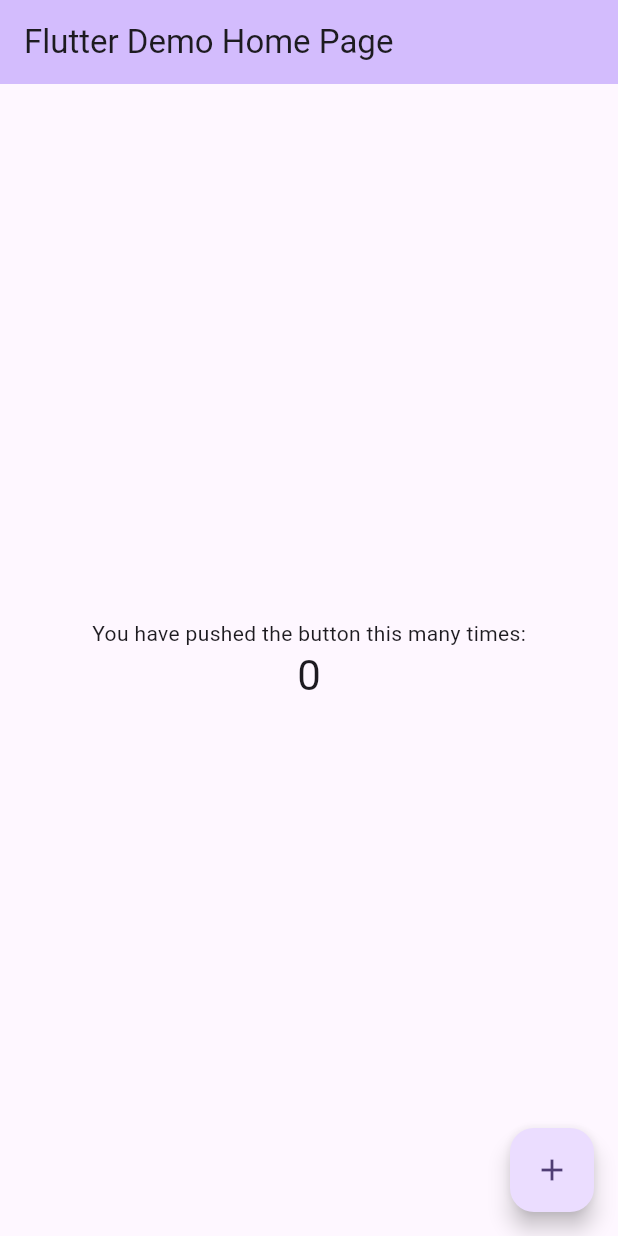
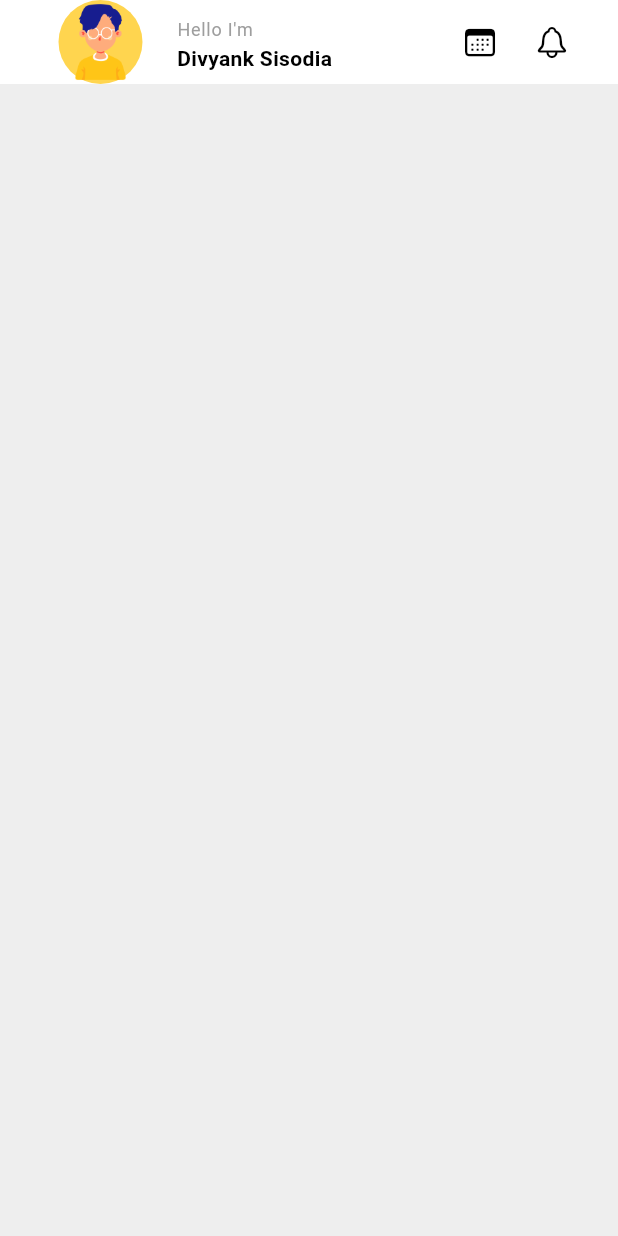
Before and after one commit to DivyankSisodia/todoApp, a Flutter app: the screen it shows after launch, on a phone screen of 412 x 824 dp. Run offline on Flutter 3.47's test engine with Material 3 defaults, Android fonts, the phone set to English and light mode, and no system bars.

Commit message:
created appbar

```diff
--- a/lib/main.dart
+++ b/lib/main.dart
@@ -1,3 +1,4 @@
+import 'package:flutter/cupertino.dart';
 import 'package:flutter/material.dart';
 
 void main() {
@@ -12,114 +13,62 @@ class MyApp extends StatelessWidget {
   Widget build(BuildContext context) {
     return MaterialApp(
       title: 'Flutter Demo',
-      theme: ThemeData(
-        // This is the theme of your application.
-        //
-        // TRY THIS: Try running your application with "flutter run". You'll see
-        // the application has a purple toolbar. Then, without quitting the app,
-        // try changing the seedColor in the colorScheme below to Colors.green
-        // and then invoke "hot reload" (save your changes or press the "hot
-        // reload" button in a Flutter-supported IDE, or press "r" if you used
-        // the command line to start the app).
-        //
-        // Notice that the counter didn't reset back to zero; the application
-        // state is not lost during the reload. To reset the state, use hot
-        // restart instead.
-        //
-        // This works for code too, not just values: Most code changes can be
-        // tested with just a hot reload.
-        colorScheme: ColorScheme.fromSeed(seedColor: Colors.deepPurple),
-        useMaterial3: true,
-      ),
-      home: const MyHomePage(title: 'Flutter Demo Home Page'),
+      theme: ThemeData(),
+      home: const HomePage(),
     );
   }
 }
 
-class MyHomePage extends StatefulWidget {
-  const MyHomePage({super.key, required this.title});
-
-  // This widget is the home page of your application. It is stateful, meaning
-  // that it has a State object (defined below) that contains fields that affect
-  // how it looks.
-
-  // This class is the configuration for the state. It holds the values (in this
-  // case the title) provided by the parent (in this case the App widget) and
-  // used by the build method of the State. Fields in a Widget subclass are
-  // always marked "final".
-
-  final String title;
-
-  @override
-  State<MyHomePage> createState() => _MyHomePageState();
-}
-
-class _MyHomePageState extends State<MyHomePage> {
-  int _counter = 0;
-
-  void _incrementCounter() {
-    setState(() {
-      // This call to setState tells the Flutter framework that something has
-      // changed in this State, which causes it to rerun the build method below
-      // so that the display can reflect the updated values. If we changed
-      // _counter without calling setState(), then the build method would not be
-      // called again, and so nothing would appear to happen.
-      _counter++;
-    });
-  }
+class HomePage extends StatelessWidget {
+  const HomePage({super.key});
 
   @override
   Widget build(BuildContext context) {
-    // This method is rerun every time setState is called, for instance as done
-    // by the _incrementCounter method above.
-    //
-    // The Flutter framework has been optimized to make rerunning build methods
-    // fast, so that you can just rebuild anything that needs updating rather
-    // than having to individually change instances of widgets.
     return Scaffold(
+      backgroundColor: Colors.grey.shade200,
       appBar: AppBar(
-        // TRY THIS: Try changing the color here to a specific color (to
-        // Colors.amber, perhaps?) and trigger a hot reload to see the AppBar
-        // change color while the other colors stay the same.
-        backgroundColor: Theme.of(context).colorScheme.inversePrimary,
-        // Here we take the value from the MyHomePage object that was created by
-        // the App.build method, and use it to set our appbar title.
-        title: Text(widget.title),
+        backgroundColor: Colors.white,
+        foregroundColor: Colors.black,
+        elevation: 0,
+        title: ListTile(
+          leading: CircleAvatar(
+            backgroundColor: Colors.amber.shade300,
+            radius: 35,
+            child: Image.asset('asset/images/man.png'),
+          ),
+          title: Text(
+            'Hello I\'m',
+            style: TextStyle(
+              fontSize: 12,
+              color: Colors.grey.shade500,
+            ),
+          ),
+          subtitle: const Text(
+            'Divyank Sisodia',
+            style: TextStyle(
+              fontWeight: FontWeight.bold,
+              color: Colors.black,
+            ),
+          ),
+        ),
+        actions: [
+          Padding(
+            padding: const EdgeInsets.symmetric(horizontal: 20),
+            child: Row(
+              children: [
+                IconButton(
+                  onPressed: (){},
+                  icon: const Icon(CupertinoIcons.calendar),
+                ),
+                IconButton(
+                  onPressed: () {},
+                  icon: const Icon(CupertinoIcons.bell),
+                ),
+              ],
+            ),
+          ),
+        ],
       ),
-      body: Center(
-        // Center is a layout widget. It takes a single child and positions it
-        // in the middle of the parent.
-        child: Column(
-          // Column is also a layout widget. It takes a list of children and
-          // arranges them vertically. By default, it sizes itself to fit its
-          // children horizontally, and tries to be as tall as its parent.
-          //
-          // Column has various properties to control how it sizes itself and
-          // how it positions its children. Here we use mainAxisAlignment to
-          // center the children vertically; the main axis here is the vertical
-          // axis because Columns are vertical (the cross axis would be
-          // horizontal).
-          //
-          // TRY THIS: Invoke "debug painting" (choose the "Toggle Debug Paint"
-          // action in the IDE, or press "p" in the console), to see the
-          // wireframe for each widget.
-          mainAxisAlignment: MainAxisAlignment.center,
-          children: <Widget>[
-            const Text(
-              'You have pushed the button this many times:',
-            ),
-            Text(
-              '$_counter',
-              style: Theme.of(context).textTheme.headlineMedium,
-            ),
-          ],
-        ),
-      ),
-      floatingActionButton: FloatingActionButton(
-        onPressed: _incrementCounter,
-        tooltip: 'Increment',
-        child: const Icon(Icons.add),
-      ), // This trailing comma makes auto-formatting nicer for build methods.
     );
   }
 }
--- a/pubspec.yaml
+++ b/pubspec.yaml
@@ -35,6 +35,7 @@ dependencies:
   # The following adds the Cupertino Icons font to your application.
   # Use with the CupertinoIcons class for iOS style icons.
   cupertino_icons: ^1.0.2
+  gap: ^3.0.1
 
 dev_dependencies:
   flutter_test:
```
Also changed, not shown: pubspec.lock.
